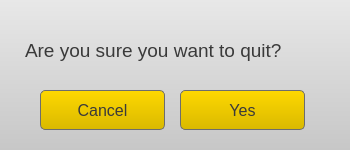
First picture: the form in sources/FootballEditor16/GUIApp/exitdialog.ui, repository vaddya/FootballEditor16, before the edit.
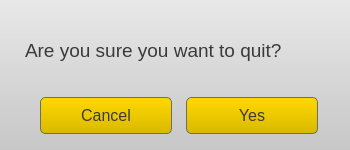
Second picture: the form after the edit.

Commit message: core and gui working together

```diff
--- a/sources/FootballEditor16/GUIApp/exitdialog.ui
+++ b/sources/FootballEditor16/GUIApp/exitdialog.ui
@@ -24,67 +24,7 @@
 background: qlineargradient(x1: 0, y1: 1, x2: 0, y2: 0,  stop: 0 #c7c7c7, stop: 1 #e8e8e8);
 }</string>
   </property>
-  <widget class="QPushButton" name="btnCancel">
-   <property name="geometry">
-    <rect>
-     <x>40</x>
-     <y>90</y>
-     <width>125</width>
-     <height>40</height>
-    </rect>
-   </property>
-   <property name="styleSheet">
-    <string notr="true">QPushButton { 
-	border: 1px solid #6d6d6d transparent;
-	background: qlineargradient(x1: 0, y1: 1, x2: 0, y2: 0,  stop: 0 #d9b900, stop: 1 #ffd800);
-	border-radius: 5px;
-	color: #3a3a3a;
-	font-size: 16px;
-}
-
-QPushButton:hover { 
-	background-color: #ffd800;
-}
-
-QPushButton:pressed {
-	background-color: #d9b900;
-}</string>
-   </property>
-   <property name="text">
-    <string>Cancel</string>
-   </property>
-  </widget>
-  <widget class="QPushButton" name="btnYes">
-   <property name="geometry">
-    <rect>
-     <x>180</x>
-     <y>90</y>
-     <width>125</width>
-     <height>40</height>
-    </rect>
-   </property>
-   <property name="styleSheet">
-    <string notr="true">QPushButton { 
-	border: 1px solid #6d6d6d transparent;
-	background: qlineargradient(x1: 0, y1: 1, x2: 0, y2: 0,  stop: 0 #d9b900, stop: 1 #ffd800);
-	border-radius: 5px;
-	color: #3a3a3a;
-	font-size: 16px;
-}
-
-QPushButton:hover { 
-	background-color: #ffd800;
-}
-
-QPushButton:pressed {
-	background-color: #d9b900;
-}</string>
-   </property>
-   <property name="text">
-    <string>Yes</string>
-   </property>
-  </widget>
-  <widget class="QLabel" name="label">
+  <widget class="QLabel" name="lblSure">
    <property name="geometry">
     <rect>
      <x>25</x>
@@ -102,6 +42,83 @@
     <string>Are you sure you want to quit?</string>
    </property>
   </widget>
+  <widget class="QWidget" name="">
+   <property name="geometry">
+    <rect>
+     <x>40</x>
+     <y>90</y>
+     <width>278</width>
+     <height>51</height>
+    </rect>
+   </property>
+   <layout class="QHBoxLayout" name="horizontalLayout">
+    <item>
+     <widget class="QPushButton" name="btnCancel">
+      <property name="styleSheet">
+       <string notr="true">QPushButton { 
+	border: 1px solid #6d6d6d transparent;
+	background: qlineargradient(x1: 0, y1: 1, x2: 0, y2: 0,  stop: 0 #d9b900, stop: 1 #ffd800);
+	border-radius: 5px;
+	color: #3a3a3a;
+	font-size: 16px;
+	width: 130px;
+	height: 35px;
+}
+
+QPushButton:hover { 
+	background-color: #ffd800;
+}
+
+QPushButton:pressed {
+	background-color: #d9b900;
+}</string>
+      </property>
+      <property name="text">
+       <string>Cancel</string>
+      </property>
+     </widget>
+    </item>
+    <item>
+     <spacer name="horizontalSpacer">
+      <property name="orientation">
+       <enum>Qt::Horizontal</enum>
+      </property>
+      <property name="sizeHint" stdset="0">
+       <size>
+        <width>40</width>
+        <height>20</height>
+       </size>
+      </property>
+     </spacer>
+    </item>
+    <item>
+     <widget class="QPushButton" name="btnYes">
+      <property name="styleSheet">
+       <string notr="true">QPushButton { 
+	border: 1px solid #6d6d6d transparent;
+	background: qlineargradient(x1: 0, y1: 1, x2: 0, y2: 0,  stop: 0 #d9b900, stop: 1 #ffd800);
+	border-radius: 5px;
+	color: #3a3a3a;
+	font-size: 16px;
+	width: 130px;
+	height: 35px;
+}
+
+QPushButton:hover { 
+	background-color: #ffd800;
+}
+
+QPushButton:pressed {
+	background-color: #d9b900;
+}</string>
+      </property>
+      <property name="text">
+       <string>Yes</string>
+      </property>
+     </widget>
+    </item>
+   </layout>
+  </widget>
  </widget>
  <resources/>
  <connections/>
```
The commit also changes 4 other files.
